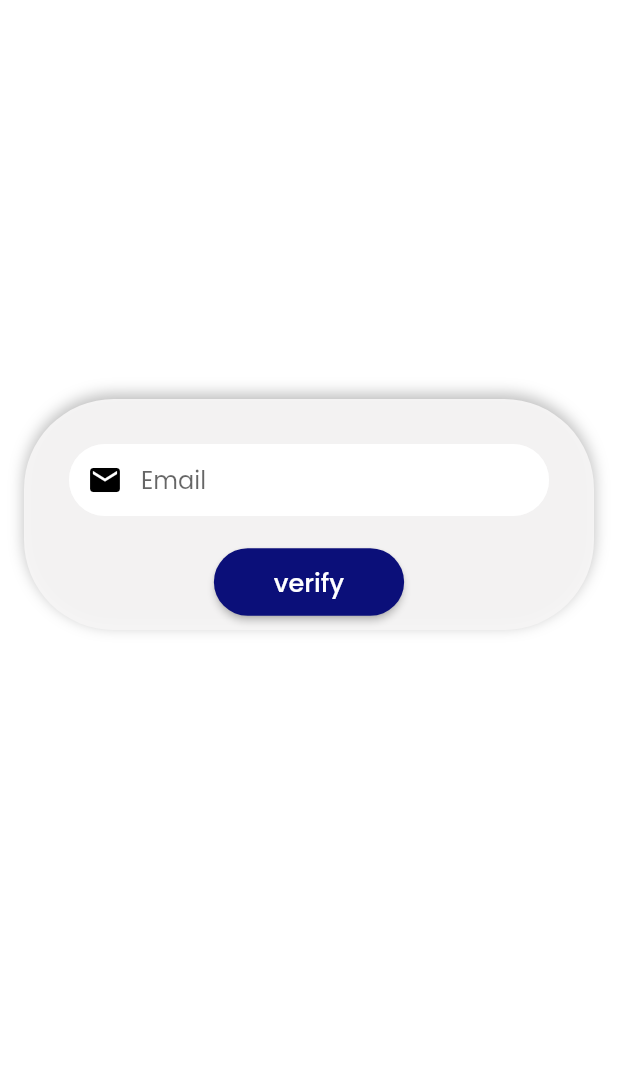
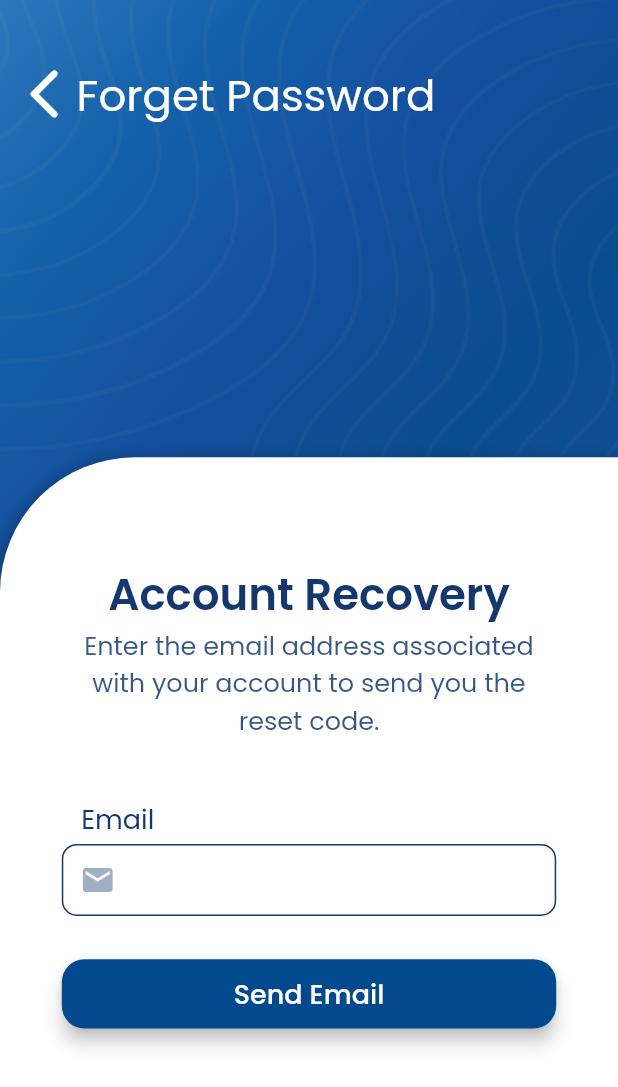
Before and after one commit to WatheqPlatform/2023-GP1-1, a Flutter app: the ForgetPasswordScreen screen opened directly, on a phone screen of 412 x 824 dp. Shown: the top 1087 px of the screen. Run offline on Flutter 3.47's test engine with Material 2 defaults, Android fonts, the light colour scheme and no system bars; our stand-ins replace email_validator, fluttertoast, get.

Commit message:
Reset password interfaces

```diff
--- a/lib/Authentication/login_screen.dart
+++ b/lib/Authentication/login_screen.dart
@@ -36,7 +36,7 @@ class _LoginScreenState extends State<LoginScreen> {
 
         if (resBodyOfLogin == 1) {
           Fluttertoast.showToast(msg: "Logged in successfully");
-          Get.to(OffersScreen(
+          Get.offAll(OffersScreen(
             email: emailController.text,
           ));
         } else {
--- a/lib/Authentication/reset_password_screen.dart
+++ b/lib/Authentication/reset_password_screen.dart
@@ -43,135 +43,159 @@ class _ForgetPasswordScreenState extends State<ForgetPasswordScreen> {
         }
       }
     } catch (e) {
-      Fluttertoast.showToast(msg: e.toString());
+      Fluttertoast.showToast(msg: "Please check your connection");
     }
   }
 
   @override
   Widget build(BuildContext context) {
+    double screenHeight = MediaQuery.of(context).size.height;
+    double screenWidth = MediaQuery.of(context).size.width;
+
     return Scaffold(
-      backgroundColor: Colors.white,
-      body: LayoutBuilder(
-        builder: (context, cons) {
-          return ConstrainedBox(
-            // to adjust the screen and have the style
-            constraints: BoxConstraints(
-              minHeight: cons.maxHeight,
+      resizeToAvoidBottomInset: false,
+      body: Container(
+        decoration: const BoxDecoration(
+          image: DecorationImage(
+            image: AssetImage("assets/images/PagesBackground.png"),
+            fit: BoxFit.cover,
           ),
-            child: SingleChildScrollView(
-              // if the screen is small
+        ),
         child: Column(
+          mainAxisAlignment: MainAxisAlignment.end,
           children: [
-                  const SizedBox(
-                    height: 250,
+            Row(
+              children: [
+                const SizedBox(width: 2),
+                IconButton(
+                  icon: const Icon(
+                    Icons.arrow_back_ios_rounded,
+                    size: 40,
+                    color: Colors.white,
                   ),
-                  Padding(
-                    padding: const EdgeInsets.all(16),
-                    child: Container(
-                      //container of the form
+                  onPressed: () {
+                    Navigator.pop(context);
+                  },
+                ),
+                const Padding(
+                  padding: EdgeInsets.only(top: 10, left: 1),
+                  child: Text(
+                    "Forget Password",
+                    style: TextStyle(
+                      color: Color.fromARGB(255, 255, 255, 255),
+                      fontSize: 29.0,
+                      fontWeight: FontWeight.w400,
+                    ),
+                  ),
+                ),
+              ],
+            ),
+            const SizedBox(height: 220),
+            Container(
+              width: double.infinity,
+              height: screenHeight * 0.63,
+              padding: EdgeInsets.symmetric(
+                vertical: screenHeight * 0.03,
+                horizontal: screenWidth * 0.1,
+              ),
               decoration: const BoxDecoration(
-                        color: Color.fromARGB(241, 246, 245, 245),
-                        borderRadius: BorderRadius.all(
-                          Radius.circular(60),
+                color: Colors.white,
+                borderRadius: BorderRadius.only(
+                  topLeft: Radius.circular(90.0),
                 ),
                 boxShadow: [
                   BoxShadow(
-                            blurRadius: 8,
-                            color: Colors.black26,
-                            offset: Offset(0, -3),
+                    color: Color(0x3B000000),
+                    spreadRadius: 3,
+                    blurRadius: 7,
+                    offset: Offset(0, 3),
                   ),
                 ],
               ),
-
-                      //reset password form
-                      child: Padding(
-                        padding: const EdgeInsets.fromLTRB(30, 30, 30, 8.0),
               child: Column(
                 children: [
+                  const SizedBox(height: 45),
+                  const Text(
+                    "Account Recovery",
+                    style: TextStyle(
+                      color: Color(0xFF14386E),
+                      fontSize: 29.0,
+                      fontWeight: FontWeight.w600,
+                    ),
+                  ),
+                  const Text(
+                    "Enter the email address associated with your account to send you the reset code.",
+                    style: TextStyle(
+                      color: Color(0xffd714386e),
+                      fontSize: 17.0,
+                    ),
+                    textAlign: TextAlign.center,
+                  ),
+                  const SizedBox(height: 40),
                   Form(
                     key: formKey,
                     child: Column(
                       children: [
-                                  //email field
-                                  TextFormField(
-                                    autovalidateMode:
-                                        AutovalidateMode.onUserInteraction,
+                        const Padding(
+                          padding: EdgeInsets.only(right: 255, bottom: 3),
+                          child: Text(
+                            "Email",
+                            style: TextStyle(
+                              color: Color(0xFF14386E),
+                              fontSize: 18.0,
+                            ),
+                          ),
+                        ),
+                        SizedBox(
+                          width: screenWidth * 0.8,
+                          child: TextFormField(
                             controller: emailController,
-                                    validator: (value) {
-                                      if (value == "") {
-                                        return "Enter the email";
-                                      }
-                                      if (!EmailValidator.validate(
-                                          value.toString())) {
-                                        return "Enter valid email";
-                                      }
-                                      return null;
-                                    },
+                            validator: (value) =>
+                                value == "" ? "Enter the email" : null,
                             decoration: InputDecoration(
                               prefixIcon: const Icon(
                                 Icons.email,
-                                        color: Colors.black,
-                                      ),
-                                      hintText: "Email",
-                                      border: OutlineInputBorder(
-                                        borderRadius: BorderRadius.circular(30),
-                                        borderSide: const BorderSide(
-                                          color: Colors.white60,
-                                        ),
+                                color: Color.fromARGB(102, 20, 56, 110),
                               ),
                               enabledBorder: OutlineInputBorder(
-                                        borderRadius: BorderRadius.circular(30),
+                                borderRadius: BorderRadius.circular(10),
                                 borderSide: const BorderSide(
-                                          color: Colors.white60,
+                                  color: Color(0xFF14386E),
                                 ),
                               ),
                               focusedBorder: OutlineInputBorder(
-                                        borderRadius: BorderRadius.circular(30),
+                                borderRadius: BorderRadius.circular(10),
                                 borderSide: const BorderSide(
-                                          color: Colors.white60,
+                                  color: Color(0xFF14386E),
                                 ),
                               ),
-                                      disabledBorder: OutlineInputBorder(
-                                        borderRadius: BorderRadius.circular(30),
-                                        borderSide: const BorderSide(
-                                          color: Colors.white60,
+                              contentPadding: EdgeInsets.symmetric(
+                                horizontal: screenWidth * 0.04,
+                                vertical: screenHeight * 0.012,
                               ),
                             ),
-                                      contentPadding:
-                                          const EdgeInsets.symmetric(
-                                        horizontal: 14,
-                                        vertical: 6,
-                                      ),
-                                      fillColor: Colors.white,
-                                      filled: true,
                           ),
                         ),
-
-                                  const SizedBox(
-                                    height: 20,
-                                  ),
-
-                                  //Verfication button
+                        const SizedBox(height: 28),
                         ElevatedButton(
-                                    style: ElevatedButton.styleFrom(
-                                      foregroundColor: Colors.white,
-                                      backgroundColor: const Color.fromARGB(
-                                          255, 11, 15, 121),
-                                      shape: RoundedRectangleBorder(
-                                          borderRadius:
-                                              BorderRadius.circular(40)),
-                                      padding: const EdgeInsets.symmetric(
-                                          vertical: 10, horizontal: 40),
-                                    ),
                           onPressed: () {
                             if (formKey.currentState!.validate()) {
                               forgetPassword();
                             }
                           },
+                          style: ElevatedButton.styleFrom(
+                            backgroundColor: const Color(0xFF024A8D),
+                            fixedSize:
+                                Size(screenWidth * 0.8, screenHeight * 0.056),
+                            shape: RoundedRectangleBorder(
+                              borderRadius: BorderRadius.circular(15),
+                            ),
+                            elevation: 5,
+                          ),
                           child: const Text(
-                                      "verify",
+                            "Send Email",
                             style: TextStyle(
-                                        fontSize: 17,
+                              fontSize: 18,
                             ),
                           ),
                         ),
@@ -181,14 +205,9 @@ class _ForgetPasswordScreenState extends State<ForgetPasswordScreen> {
                 ],
               ),
             ),
-                    ),
-                  ),
           ],
         ),
       ),
     );
-        },
-      ),
-    );
   }
 }
```
Also changed, not shown: lib/Authentication/new_password_screen.dart (+122 -102 lines), lib/Authentication/verification_Screen.dart (+135 -114 lines). Lines whose indentation alone changed are shown as unchanged.
